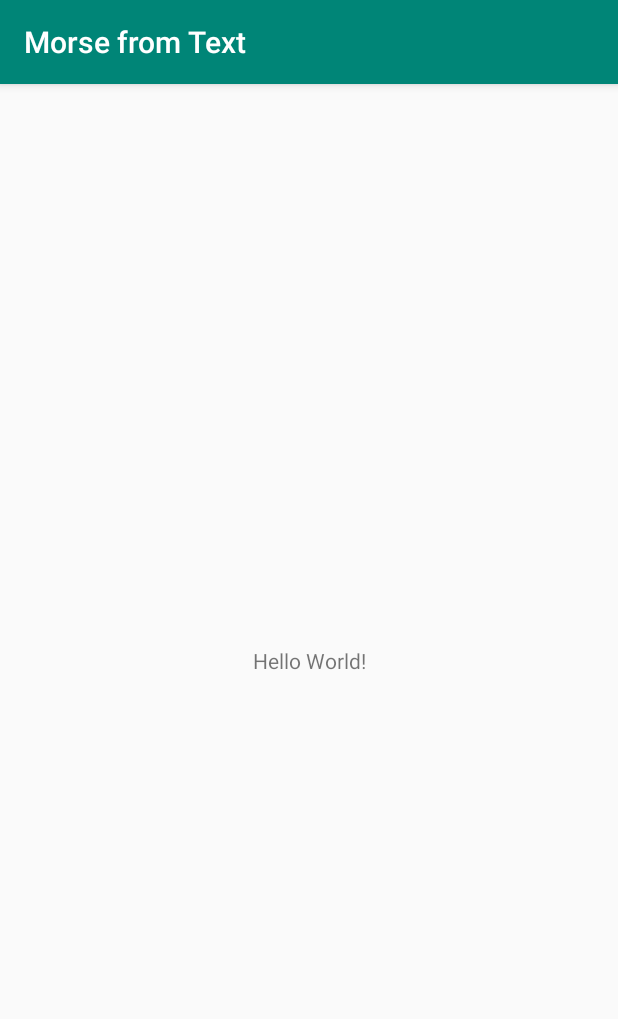
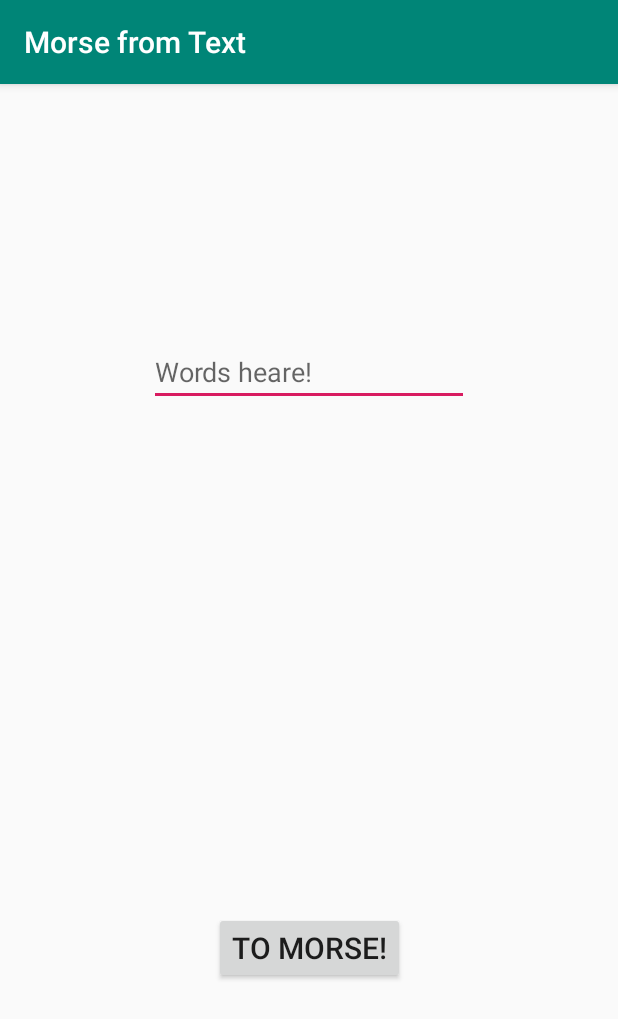
Before and after one commit to TytusNawara/MorseFromText, an Android app: the screen it shows after launch (MainActivity), on a phone screen of 412 x 824 dp. Shown: the top 1019 px of the screen. Run offline under Robolectric (Android 15) with nearby library versions, the phone set to English and light mode, and no system bars.

Commit message:
Working text to sound with ugly interrface TODO: Prevent user from multiplying sound input

```diff
--- a/app/src/main/java/tytusnawara/morsefromtext/MainActivity.java
+++ b/app/src/main/java/tytusnawara/morsefromtext/MainActivity.java
@@ -1,44 +1,72 @@
 package tytusnawara.morsefromtext;
 
+import android.hardware.Camera;
+import android.media.MediaPlayer;
 import android.support.v7.app.AppCompatActivity;
 import android.os.Bundle;
+import android.text.InputFilter;
+import android.text.Spanned;
 import android.util.Log;
+import android.view.View;
+import android.widget.Button;
+import android.widget.EditText;
+import android.widget.TextView;
 
 import tytusnawara.morsefromtext.flashLightAndSounds.ExternalOutput;
 import tytusnawara.morsefromtext.flashLightAndSounds.ExternalOutputJustLogForTest;
+import tytusnawara.morsefromtext.flashLightAndSounds.SoundOutput;
 import tytusnawara.morsefromtext.morseFromString.MorseCodeGenerator;
 import tytusnawara.morsefromtext.morseFromString.MorseTranslator;
 
 public class MainActivity extends AppCompatActivity {
 
+    Button toMorseBtn;
+    EditText morseFromUser;
+
+    ExternalOutput soundOutput;
+    MorseCodeGenerator morseCodeGenerator;
+
     @Override
     protected void onCreate(Bundle savedInstanceState) {
+
         super.onCreate(savedInstanceState);
         setContentView(R.layout.activity_main);
 
-        MorseCodeGenerator morseCodeGenerator = new MorseCodeGenerator("asdfgasd");
+        toMorseBtn = findViewById(R.id.toMorseButton);
+        morseFromUser = findViewById(R.id.morseFromUser);
 
-        ExternalOutputJustLogForTest externalOutputJustLogForTest =
-                new ExternalOutputJustLogForTest(morseCodeGenerator);
+        morseFromUser.setFilters(new InputFilter[]{onlyLettersAndDigitsFilter});
 
-        Log.i("output status: ", "Testing log");
+        toMorseBtn.setOnClickListener(new View.OnClickListener() {
+            @Override
+            public void onClick(View view) {
+                if (soundOutput == null || !soundOutput.getIsOutputLasting()) {
+                    morseCodeGenerator = new MorseCodeGenerator(
+                            morseFromUser.getText().toString()
+                    );
 
-        externalOutputJustLogForTest.startOutputingInNetThread();
+                    ExternalOutput soundOutput = new SoundOutput(getApplicationContext(), morseCodeGenerator);
+                    soundOutput.start();
+                }
+            }
+        });
 
 
 
-//
-//        Thread myThread = new Thread(){
-//            public void run() {
-//                for(int i=0; i<3; i++) {
-//                    try{ sleep(100); }catch(InterruptedException ie){}
-//                    System.out.print(i+", ");
-//                }
-//                System.out.println("done.");
-//            }
-//        };
-//
-//        myThread.start();
+    }
 
-    }
+    InputFilter onlyLettersAndDigitsFilter = new InputFilter() {
+        public CharSequence filter(CharSequence source, int start,
+                                   int end, Spanned dest, int dstart, int dend) {
+
+            for (int i = start; i < end; i++) {
+                if (!Character.isLetterOrDigit(source.charAt(i)) &&
+                        !Character.toString(source.charAt(i)).equals(" ")) {
+                    return "";
+                }
+            }
+            return null;
+        }
+    };
+
 }
--- a/app/src/main/java/tytusnawara/morsefromtext/flashLightAndSounds/ExternalOutput.java
+++ b/app/src/main/java/tytusnawara/morsefromtext/flashLightAndSounds/ExternalOutput.java
@@ -1,37 +1,50 @@
 package tytusnawara.morsefromtext.flashLightAndSounds;
+
+import android.text.InputFilter;
+import android.text.Spanned;
+import android.util.Log;
 
 import tytusnawara.morsefromtext.morseFromString.MorseCodeGenerator;
 import tytusnawara.morsefromtext.morseFromString.OutputType;
 
-public abstract class ExternalOutput{
-    int DOT_LengthMillis = 200;
+public abstract class ExternalOutput extends Thread{
+
+    //cannot be greter than 500
+    int DOT_LengthMillis = 300;
     int BREAK_BETWEEN_MARKS_LengthMillis = DOT_LengthMillis;
     int DASH_LengthMillis = 3 * DOT_LengthMillis;
     int SPACE_LengthMillis = DASH_LengthMillis;
 
+    boolean isOutputLasting = false;
+
     MorseCodeGenerator morseCodeGenerator;
 
-//    void outputSequence(){
-//        long startTime = System.currentTimeMillis();
-//        if(System.currentTimeMillis() - startTime >= BREAK_BETWEEN_MARKS_LengthMillis)
-//        {
-//            outputON();
-//        }
-//    };
 
     public ExternalOutput(MorseCodeGenerator morseCodeGenerator) {
         this.morseCodeGenerator = morseCodeGenerator;
     }
 
 
-    public void startOutputingInNetThread() {
-        Thread myThread = new Thread(){
+
+    public boolean getIsOutputLasting(){
+        return isOutputLasting;
+    }
+
+    @Override
     public void run() {
-                OutputType currentOutput = null;
+
+        //Log.d("mojeLogi", "funkcja run ExternalOutput");
+        isOutputLasting = true;
+
+        OutputType currentOutput = morseCodeGenerator.reciveNextMorseSign();
         while (currentOutput != OutputType.END_OF_SIGNAL)
         {
+
+
             if(currentOutput == OutputType.DOT)
             {
+                //Log.d("mojeLogi", "KROPKA");
+
                 outputON();
                 try {
                     Thread.sleep(DOT_LengthMillis);
@@ -41,12 +54,15 @@ public abstract class ExternalOutput{
                 outputOFF();
             }else if(currentOutput == OutputType.DASH)
             {
+                //Log.d("mojeLogi", "KRESKA");
+
                 outputON();
                 try {
                     Thread.sleep(DASH_LengthMillis);
                 } catch (InterruptedException e) {
                     e.printStackTrace();
                 }
+                outputOFF();
             }
 
             try {
@@ -54,12 +70,18 @@ public abstract class ExternalOutput{
             } catch (InterruptedException e) {
                 e.printStackTrace();
             }
+            currentOutput = morseCodeGenerator.reciveNextMorseSign();
         }
-            }
-        };
-        myThread.start();
+
+        outputOFF();
+        isOutputLasting = false;
     }
 
     protected void outputON(){};
     protected void outputOFF(){};
+
+
+
+
+
 }
--- a/app/src/main/java/tytusnawara/morsefromtext/morseFromString/MorseCodeGenerator.java
+++ b/app/src/main/java/tytusnawara/morsefromtext/morseFromString/MorseCodeGenerator.java
@@ -1,6 +1,7 @@
 package tytusnawara.morsefromtext.morseFromString;
 
 import android.support.annotation.Nullable;
+import android.util.Log;
 
 import java.util.Collections;
 import java.util.Date;
@@ -103,6 +104,7 @@ public class MorseCodeGenerator implements MorseTranslator {
         OutputType toReturn = queueOfMorse.poll();
             if(toReturn == null)
                 toReturn = OutputType.END_OF_SIGNAL;
+            //Log.d("mojeLogi", toReturn.toString());
             return toReturn;
     }
 
@@ -119,6 +121,8 @@ public class MorseCodeGenerator implements MorseTranslator {
 
                 for(int j = 0; j < morseChar.length; j++)
                     queueOfMorse.add(morseChar[j]);
+
+
 
                 if(i != morseSentence.length() - 1)
                     queueOfMorse.add(SPACE);
--- a/app/src/main/res/layout/activity_main.xml
+++ b/app/src/main/res/layout/activity_main.xml
@@ -6,13 +6,42 @@
     android:layout_height="match_parent"
     tools:context=".MainActivity">
 
-    <TextView
+    <EditText
+        android:id="@+id/morseFromUser"
         android:layout_width="wrap_content"
         android:layout_height="wrap_content"
-        android:text="Hello World!"
-        app:layout_constraintBottom_toBottomOf="parent"
-        app:layout_constraintLeft_toLeftOf="parent"
-        app:layout_constraintRight_toRightOf="parent"
+        android:layout_marginStart="8dp"
+        android:layout_marginTop="8dp"
+        android:layout_marginEnd="8dp"
+        android:layout_marginBottom="8dp"
+        android:ems="10"
+        android:hint="Words heare!"
+        android:inputType="textPersonName"
+        app:layout_constraintBottom_toTopOf="@+id/guideline"
+        app:layout_constraintEnd_toEndOf="parent"
+        app:layout_constraintStart_toStartOf="parent"
         app:layout_constraintTop_toTopOf="parent" />
 
+    <android.support.constraint.Guideline
+        android:id="@+id/guideline"
+        android:layout_width="1dp"
+        android:layout_height="wrap_content"
+        android:orientation="horizontal"
+        app:layout_constraintGuide_percent="0.5" />
+
+    <Button
+        android:id="@+id/toMorseButton"
+        android:layout_width="wrap_content"
+        android:layout_height="wrap_content"
+        android:layout_marginStart="8dp"
+        android:layout_marginTop="8dp"
+        android:layout_marginEnd="8dp"
+        android:layout_marginBottom="8dp"
+        android:text="To Morse!"
+        android:textSize="20sp"
+        app:layout_constraintBottom_toBottomOf="parent"
+        app:layout_constraintEnd_toEndOf="parent"
+        app:layout_constraintStart_toStartOf="parent"
+        app:layout_constraintTop_toTopOf="@+id/guideline" />
+
 </android.support.constraint.ConstraintLayout>
```
Also changed, not shown: app/src/main/java/tytusnawara/morsefromtext/flashLightAndSounds/SoundOutput.java (added, +59 -0 lines), 1 other file. Lines whose indentation alone changed are shown as unchanged.
